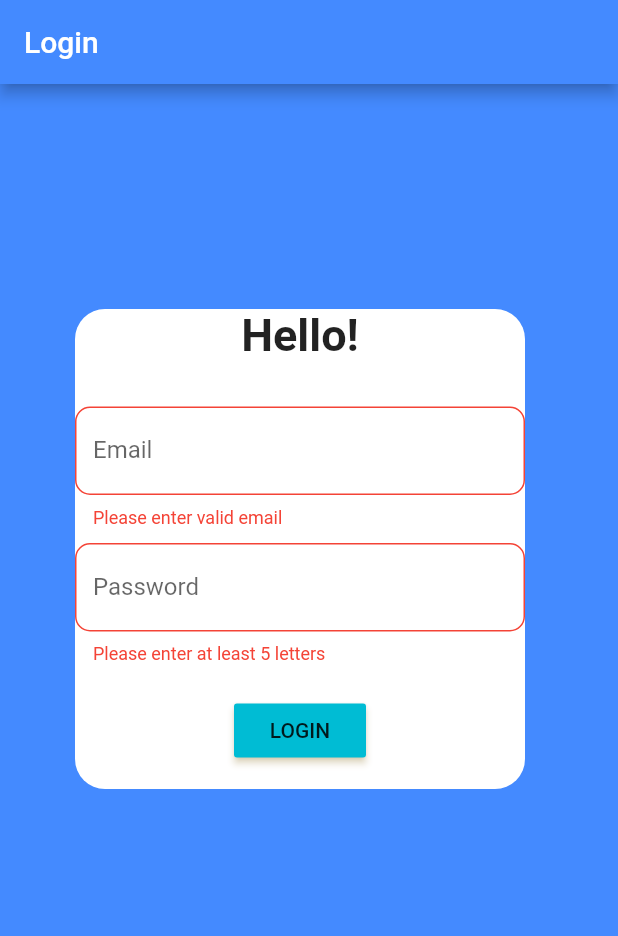
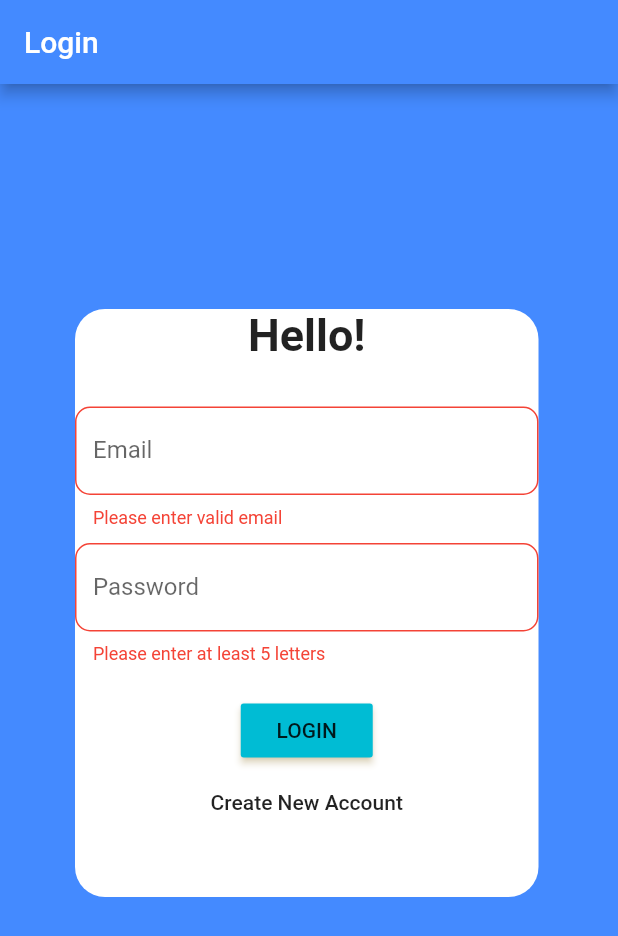
Before and after one commit to deepak-glad/shoApp, a Flutter app: the screen it shows after launch, after a tap on "LOGIN", on a phone screen of 412 x 824 dp. Shown: the top 936 px of the screen. Run offline on Flutter 3.47's test engine with Material 2 defaults, Android fonts, the phone set to English and light mode, and no system bars; our stand-ins replace cloud_firestore, firebase_auth, firebase_core, google_nav_bar, image_picker, line_icons and 3 more; missing offline and left inert: sliding_panel; accounts and stored records are empty.

Commit message:
after finger commit

```diff
--- a/lib/main.dart
+++ b/lib/main.dart
@@ -3,19 +3,17 @@ import 'package:flutter/material.dart';
 import 'package:shop_app2/provider/cart.dart';
 import 'package:shop_app2/provider/profile_provider.dart';
 import 'package:shop_app2/screen/login_screen.dart';
-
 import 'package:shop_app2/screen/ordered_screen.dart';
-
 import 'package:shop_app2/screen/personalInformation.dart';
 import 'package:shop_app2/screen/product_detail.dart';
 import 'package:shop_app2/screen/profile.dart';
+import 'package:shop_app2/screen/splash_screen.dart';
 import 'screen/cart_screen.dart';
 import 'screen/home_screen.dart';
 import 'package:provider/provider.dart';
 import 'provider/Product_provider.dart';
 import 'screen/category.dart';
 import 'provider/order_provider.dart';
-
 import 'package:firebase_core/firebase_core.dart';
 
 void main() async {
@@ -52,12 +50,15 @@ class MyApp extends StatelessWidget {
         home: StreamBuilder(
           stream: FirebaseAuth.instance.authStateChanges(),
           builder: (ctx, snapshot) {
-            if (snapshot.hasData) {
+            if (snapshot.connectionState == ConnectionState.waiting) {
+              return SplashScreen();
+            } else if (snapshot.hasData) {
               return ShopApp2();
             }
             return LoginScreen();
           },
         ),
+        // home: SplashScreen(),
         routes: {
           ProductDetail.routeName: (ctx) => ProductDetail(),
           Category.routeName: (ctx) => Category(),
--- a/lib/models/image.dart
+++ b/lib/models/image.dart
@@ -85,9 +85,7 @@ class _UserImagePickerState extends State<UserImagePicker> {
               radius: 75,
               backgroundImage: _pickedImage != null
                   ? FileImage(_pickedImage)
-                  : NetworkImage(
-                      'https://mpng.subpng.com/20180402/uaw/kisspng-decision-making-computer-icons-information-manager-5ac2eeb55814f4.7738334015227245333608.jpg',
-                    ),
+                  : AssetImage('assets/profile/dummyprofile.jpg'),
             ),
           ),
           IconButton(
--- /dev/null
+++ b/lib/screen/splash_screen.dart
@@ -0,0 +1,17 @@
+import 'package:flutter/material.dart';
+
+class SplashScreen extends StatelessWidget {
+  @override
+  Widget build(BuildContext context) {
+    return Scaffold(
+      backgroundColor: Color.fromRGBO(161, 227, 255, 0.8),
+      body: Center(
+        child: Text(
+          'Loading...',
+          style: TextStyle(
+              color: Colors.red, fontSize: 20, fontWeight: FontWeight.bold),
+        ),
+      ),
+    );
+  }
+}
--- a/lib/widgets/login.dart
+++ b/lib/widgets/login.dart
@@ -38,6 +38,7 @@ class _LoginState extends State<Login> {
 
   @override
   Widget build(BuildContext context) {
+    final devicesize = MediaQuery.of(context);
     return Stack(
       children: [
         Container(
@@ -45,8 +46,10 @@ class _LoginState extends State<Login> {
         ),
         Container(
           margin: EdgeInsets.only(top: 150, left: 50),
-          height: _isLogin ? 320 : 380,
-          width: 300,
+          height: _isLogin
+              ? devicesize.size.height / 2 - 20
+              : (devicesize.size.height / 2) + 25,
+          width: (devicesize.size.width * 3) / 4,
           // color: Colors.white,
           decoration: BoxDecoration(
               color: Colors.white,
```
Also changed, not shown: lib/screen/cart_screen.dart (+7 -2 lines), lib/screen/category.dart (+9 -15 lines), lib/screen/profile.dart (+19 -15 lines), lib/widgets/drawer.dart (+68 -8 lines), pubspec.yaml (+7 -2 lines), assets/category/cartoon.png (added), assets/category/menn.png (added), assets/category/women.png (added), assets/profile/dummyprofile.jpg (added), pubspec.lock, 3 other files.
